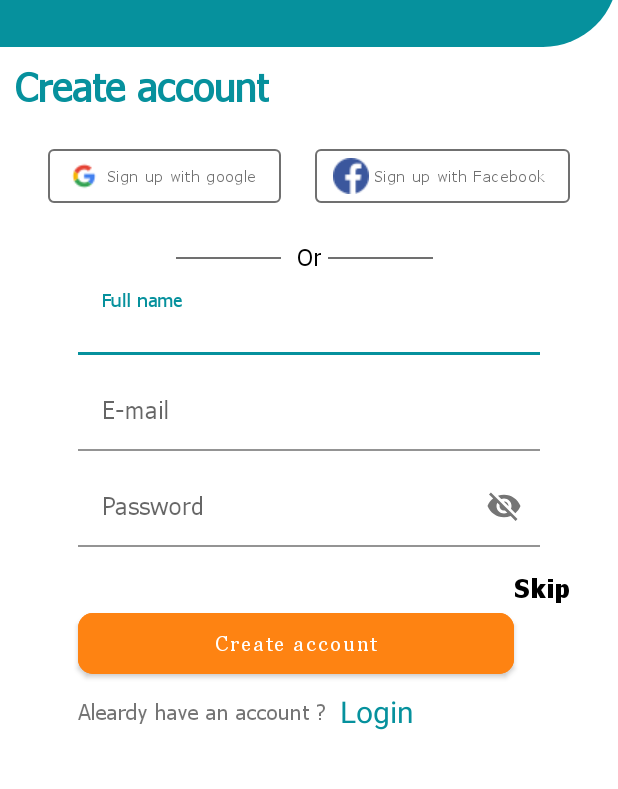
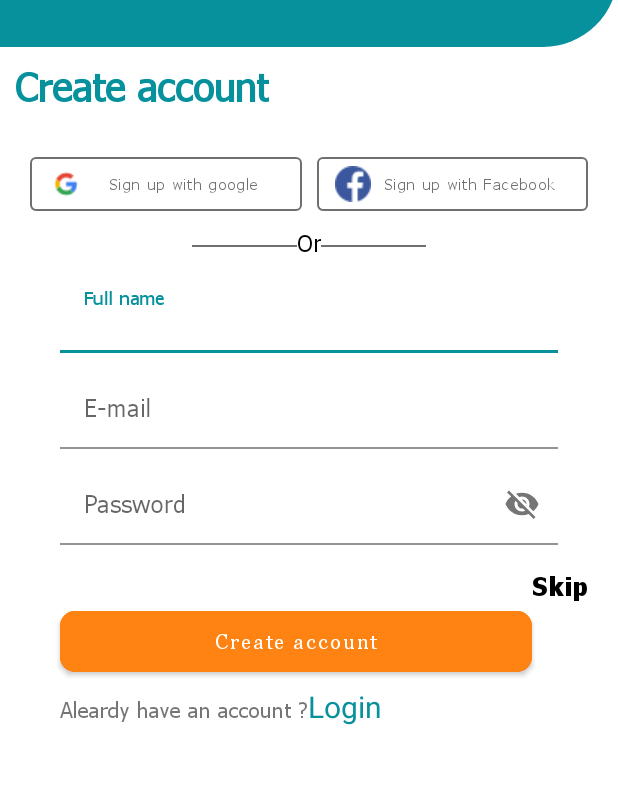
Before and after one commit to YoussefMaged766/Solution_Challenge, an Android app: the Register_Activity screen opened directly, with no data from a screen before it, on a phone screen of 412 x 824 dp, the part 328-1117 px from its top. Run offline under Robolectric (Android 15) with nearby library versions, the phone set to English and light mode, and no system bars.

Commit message:
register screen (design)

```diff
--- a/app/src/main/res/layout/activity_register.xml
+++ b/app/src/main/res/layout/activity_register.xml
@@ -57,10 +57,11 @@
     <com.google.android.material.button.MaterialButton
         android:id="@+id/btn_google"
         style="@style/Widget.MaterialComponents.Button.OutlinedButton.Icon"
-        android:layout_width="wrap_content"
+        android:layout_width="0dp"
         android:layout_height="wrap_content"
         android:layout_marginStart="20dp"
-        android:layout_marginTop="20dp"
+        android:layout_marginTop="25dp"
+        android:layout_marginEnd="10dp"
         android:backgroundTint="@color/white"
         android:drawableLeft="@drawable/google_icon2"
         android:fontFamily="@font/tahoma_regular"
@@ -68,7 +69,7 @@
         android:textAllCaps="false"
         android:textColor="@color/black_border"
         android:textSize="10sp"
-        android:layout_marginEnd="10dp"
+        app:layout_constraintBottom_toTopOf="@id/txt_or"
         app:layout_constraintEnd_toStartOf="@+id/btn_facebook"
         app:layout_constraintStart_toStartOf="parent"
         app:layout_constraintTop_toBottomOf="@id/create_account"
@@ -77,7 +78,7 @@
     <com.google.android.material.button.MaterialButton
         android:id="@+id/btn_facebook"
         style="@style/Widget.MaterialComponents.Button.OutlinedButton.Icon"
-        android:layout_width="wrap_content"
+        android:layout_width="0dp"
         android:layout_height="wrap_content"
         android:layout_marginTop="20dp"
         android:layout_marginEnd="20dp"
@@ -88,51 +89,53 @@
         android:textAllCaps="false"
         android:textColor="@color/black_border"
         android:textSize="10sp"
+        app:layout_constraintBottom_toTopOf="@id/txt_or"
         app:layout_constraintEnd_toEndOf="parent"
+        app:layout_constraintStart_toEndOf="@id/btn_google"
         app:layout_constraintTop_toBottomOf="@id/create_account"
-        app:strokeColor="@color/black_border"
-        app:layout_constraintStart_toEndOf="@id/btn_google"/>
+        app:strokeColor="@color/black_border" />
+
     <View
         android:id="@+id/view1"
         android:layout_width="70dp"
         android:layout_height="1dp"
-        app:layout_constraintTop_toBottomOf="@id/btn_google"
-        app:layout_constraintEnd_toEndOf="@id/btn_google"
-        android:layout_marginTop="30dp"
-        android:background="@color/black_border"/>
+        android:background="@color/black_border"
+        app:layout_constraintBottom_toTopOf="@id/txt_container_name"
+        app:layout_constraintEnd_toStartOf="@+id/txt_or"
+        app:layout_constraintTop_toBottomOf="@+id/btn_google" />
+
     <TextView
         android:id="@+id/txt_or"
         android:layout_width="wrap_content"
         android:layout_height="wrap_content"
-        app:layout_constraintTop_toBottomOf="@id/btn_google"
-        app:layout_constraintEnd_toStartOf="@id/btn_facebook"
-        android:layout_marginTop="20dp"
-        android:text="  Or "
+        android:layout_marginTop="5dp"
+        android:fontFamily="@font/tahoma_regular"
+        android:text="@string/or"
+        android:textColor="@color/black"
         android:textSize="15sp"
-        android:textColor="@color/black"
-        android:fontFamily="@font/tahoma_regular"
-        android:layout_marginStart="10dp"
-        app:layout_constraintStart_toEndOf="@id/view1"
-        />
+        app:layout_constraintBottom_toTopOf="@id/txt_container_name"
+        app:layout_constraintEnd_toEndOf="parent"
+        app:layout_constraintStart_toStartOf="parent"
+        app:layout_constraintTop_toBottomOf="@id/btn_google" />
 
     <View
         android:id="@+id/view2"
         android:layout_width="70dp"
         android:layout_height="1dp"
-        android:layout_marginTop="30dp"
+
         android:background="@color/black_border"
         app:layout_constraintStart_toEndOf="@+id/txt_or"
-        app:layout_constraintTop_toBottomOf="@id/btn_facebook"
-
+        app:layout_constraintTop_toBottomOf="@id/btn_google"
+        app:layout_constraintBottom_toTopOf="@id/txt_container_name"
         />
 
     <com.google.android.material.textfield.TextInputLayout
-        android:id="@+id/tct_container_name"
+        android:id="@+id/txt_container_name"
         android:layout_width="0dp"
         android:layout_height="wrap_content"
         app:layout_constraintEnd_toEndOf="@id/btn_facebook"
         app:layout_constraintStart_toStartOf="@id/btn_google"
-        app:layout_constraintTop_toBottomOf="@id/view1"
+        app:layout_constraintTop_toBottomOf="@id/txt_or"
         android:layout_marginHorizontal="20dp"
         android:layout_marginTop="10dp"
         app:endIconMode="clear_text"
@@ -145,7 +148,7 @@
             android:id="@+id/txt_name"
             android:layout_width="match_parent"
             android:layout_height="wrap_content"
-            android:hint="Full name"
+            android:hint="@string/name_hint"
             android:fontFamily="@font/tahoma_regular"
            />
 
@@ -157,7 +160,7 @@
         android:layout_height="wrap_content"
         app:layout_constraintEnd_toEndOf="@id/btn_facebook"
         app:layout_constraintStart_toStartOf="@id/btn_google"
-        app:layout_constraintTop_toBottomOf="@id/tct_container_name"
+        app:layout_constraintTop_toBottomOf="@id/txt_container_name"
         android:layout_marginHorizontal="20dp"
         android:layout_marginTop="10dp"
         app:endIconMode="clear_text"
@@ -170,7 +173,7 @@
         android:id="@+id/txt_email"
         android:layout_width="match_parent"
         android:layout_height="wrap_content"
-        android:hint="E-mail"
+        android:hint="@string/e_mail_hint"
         android:fontFamily="@font/tahoma_regular"
 
         />
@@ -196,7 +199,7 @@
             android:id="@+id/txt_password"
             android:layout_width="match_parent"
             android:layout_height="wrap_content"
-            android:hint="Password"
+            android:hint="@string/password_hint"
             android:fontFamily="@font/tahoma_regular"
 
             />
@@ -207,7 +210,7 @@
         android:layout_width="wrap_content"
         android:layout_height="wrap_content"
         android:layout_marginTop="15dp"
-        android:text="Skip"
+        android:text="@string/skip"
         android:textColor="@color/black"
         android:textStyle="bold"
         app:layout_constraintEnd_toEndOf="@id/btn_facebook"
@@ -222,7 +225,7 @@
         app:layout_constraintEnd_toStartOf="@id/txt_skip"
         app:layout_constraintStart_toStartOf="@id/txt_container_password"
         app:layout_constraintTop_toBottomOf="@id/txt_skip"
-        android:text="Create account"
+        android:text="@string/create_account"
         android:textAllCaps="false"
         android:backgroundTint="#fe8312"
         app:cornerRadius="10dp"
@@ -235,18 +238,20 @@
         app:layout_constraintTop_toBottomOf="@id/btn_createAccount"
         app:layout_constraintStart_toStartOf="@id/btn_createAccount"
         android:layout_marginTop="10dp"
-        android:text="Aleardy have an account ?  "
+        android:text="@string/aleardy_have_an_account"
         android:fontFamily="@font/tahoma_regular"/>
+
     <TextView
         android:id="@+id/txt_login"
         android:layout_width="wrap_content"
         android:layout_height="wrap_content"
-        app:layout_constraintTop_toBottomOf="@id/btn_createAccount"
+        android:layout_marginTop="5dp"
+        android:text="@string/login"
+        android:textColor="@color/intro_color"
+        android:textSize="20sp"
+        app:layout_constraintBottom_toBottomOf="@+id/text12"
         app:layout_constraintStart_toEndOf="@id/text12"
-        android:layout_marginTop="5dp"
-        android:text="Login"
-        android:textColor="@color/intro_color"
-        android:textSize="20sp"/>
+        app:layout_constraintTop_toBottomOf="@id/btn_createAccount" />
 
 
 
--- a/app/src/main/res/values/strings.xml
+++ b/app/src/main/res/values/strings.xml
@@ -4,4 +4,12 @@
     <string name="Create_account">Create account</string>
     <string name="google">Sign up with google</string>
     <string name="facebook">Sign up with Facebook</string>
+    <string name="name_hint">Full name</string>
+    <string name="e_mail_hint">E-mail</string>
+    <string name="password_hint">Password</string>
+    <string name="skip">Skip</string>
+    <string name="create_account">Create account</string>
+    <string name="aleardy_have_an_account">Aleardy have an account ?</string>
+    <string name="login">Login</string>
+    <string name="or">Or</string>
 </resources>
```
